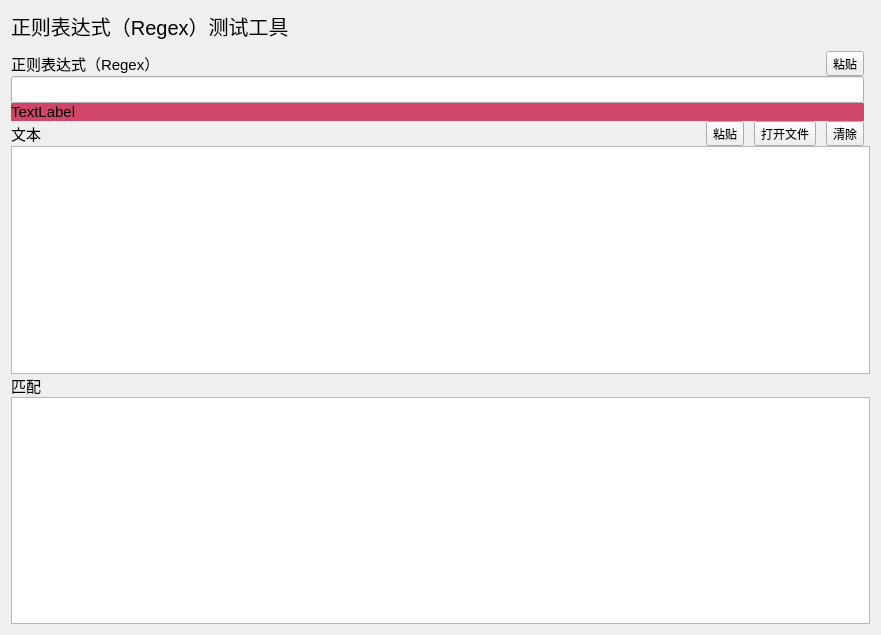
Qt form src/page/regexTestWnd/RegexTestWindow.ui (CodingRookie98/RegexLearning) before a commit.
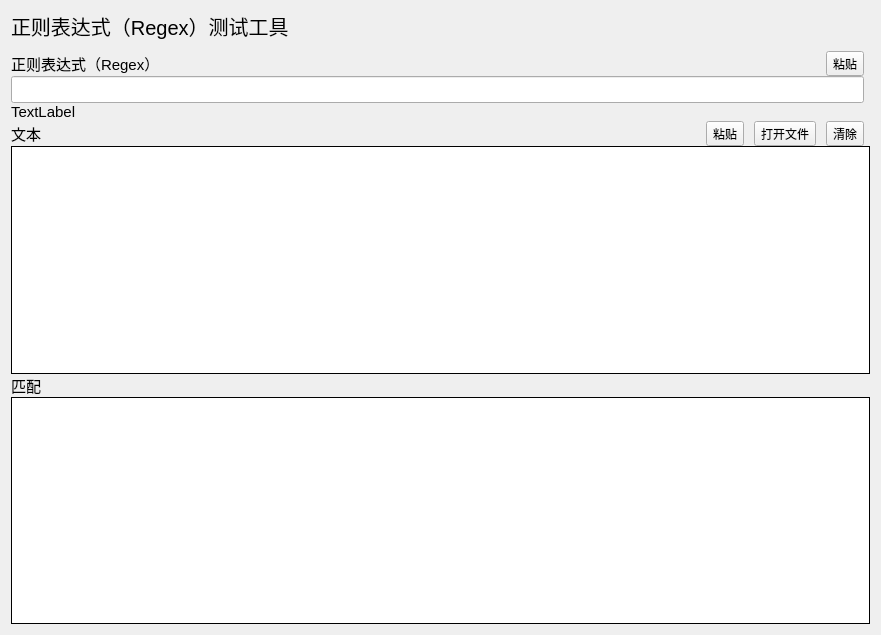
The same form after that commit. Icons and pictures are not drawn.

```diff
--- a/src/page/regexTestWnd/RegexTestWindow.ui
+++ b/src/page/regexTestWnd/RegexTestWindow.ui
@@ -43,6 +43,12 @@
        <stylestrategy>PreferAntialias</stylestrategy>
       </font>
      </property>
+     <property name="frameShape">
+      <enum>QFrame::Box</enum>
+     </property>
+     <property name="frameShadow">
+      <enum>QFrame::Plain</enum>
+     </property>
     </widget>
    </item>
    <item row="3" column="0">
@@ -245,6 +251,12 @@
        <stylestrategy>PreferAntialias</stylestrategy>
       </font>
      </property>
+     <property name="frameShape">
+      <enum>QFrame::Box</enum>
+     </property>
+     <property name="frameShadow">
+      <enum>QFrame::Plain</enum>
+     </property>
     </widget>
    </item>
    <item row="1" column="0">
@@ -281,7 +293,7 @@
       </font>
      </property>
      <property name="styleSheet">
-      <string notr="true">background-color: rgb(208, 69, 104);</string>
+      <string notr="true"/>
      </property>
      <property name="text">
       <string>TextLabel</string>
```
